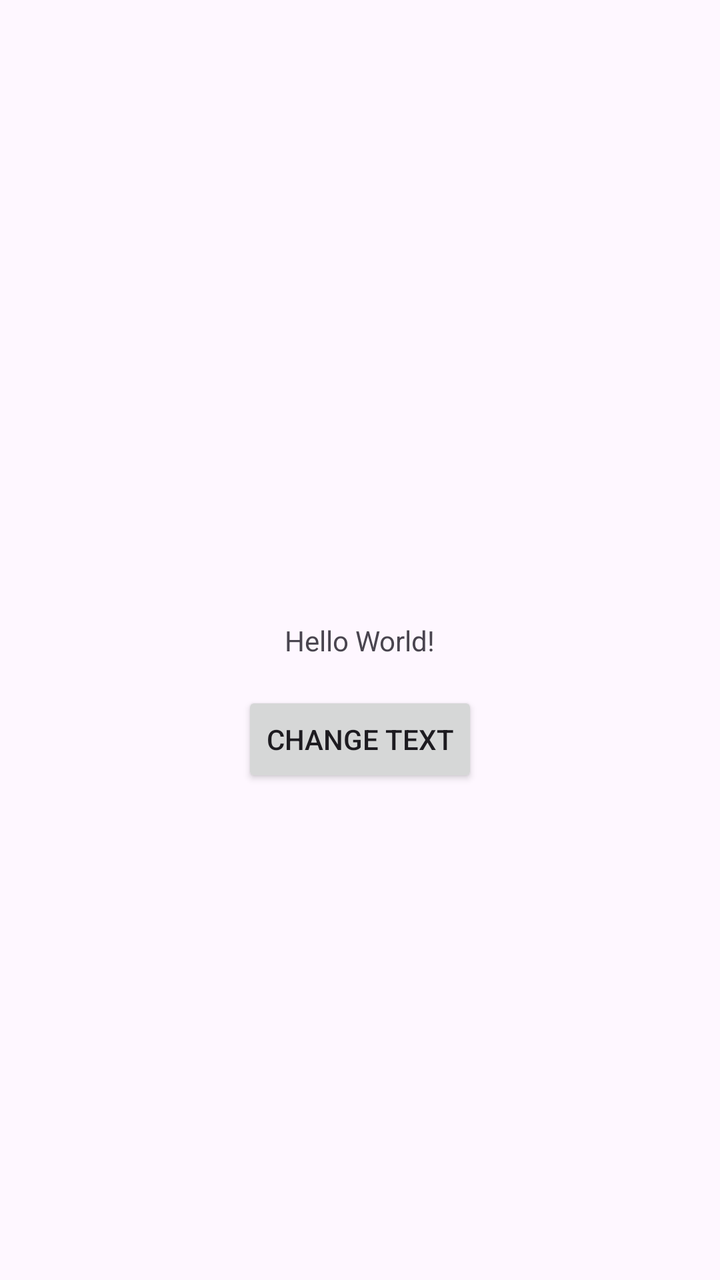
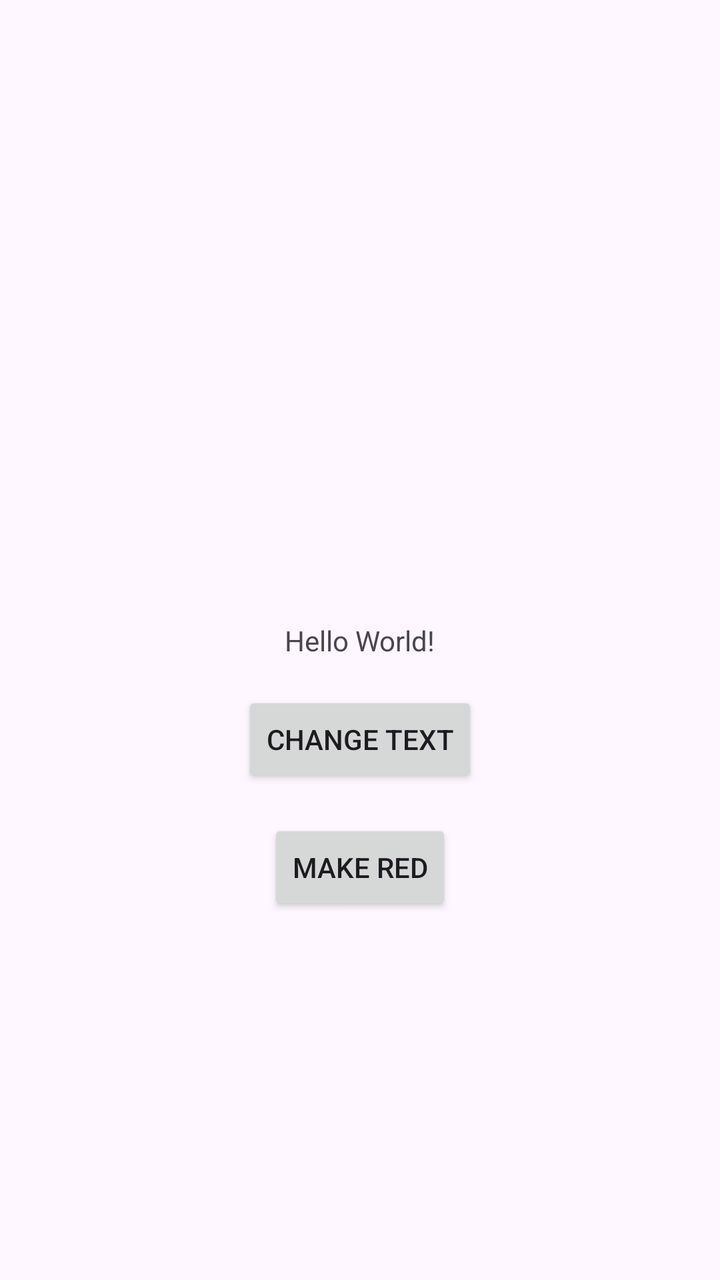

Before-and-after screenshots of an Android layout around one commit, followed by the original layout XML and the change that was made.
<!-- AndroidManifest.xml: application theme Theme.Assignmentwork -->
<!-- res/layout/activity_main.xml -->
<?xml version="1.0" encoding="utf-8"?>
<androidx.constraintlayout.widget.ConstraintLayout xmlns:android="http://schemas.android.com/apk/res/android"
    xmlns:app="http://schemas.android.com/apk/res-auto"
    xmlns:tools="http://schemas.android.com/tools"
    android:id="@+id/main"
    android:layout_width="match_parent"
    android:layout_height="match_parent"
    tools:context=".MainActivity">

    <TextView
        android:id="@+id/textView"
        android:layout_width="wrap_content"
        android:layout_height="wrap_content"
        android:text="Hello World!"
        app:layout_constraintBottom_toBottomOf="parent"
        app:layout_constraintEnd_toEndOf="parent"
        app:layout_constraintStart_toStartOf="parent"
        app:layout_constraintTop_toTopOf="parent" />

    <Button
        android:id="@+id/button"
        android:layout_width="wrap_content"
        android:layout_height="wrap_content"
        android:layout_marginTop="16dp"
        android:text="Change Text"
        app:layout_constraintEnd_toEndOf="parent"
        app:layout_constraintStart_toStartOf="parent"
        app:layout_constraintTop_toBottomOf="@+id/textView" />

</androidx.constraintlayout.widget.ConstraintLayout>
<!-- resources referenced by this layout -->
<resources>
  <style name="Theme.Assignmentwork" parent="Base.Theme.Assignmentwork" />
  <style name="Base.Theme.Assignmentwork" parent="Theme.Material3.DayNight.NoActionBar">
          
          
      </style>
</resources>

<!-- the commit's change to res/layout/activity_main.xml (unified diff, before → after) -->
@@ -27,4 +27,14 @@
         app:layout_constraintStart_toStartOf="parent"
         app:layout_constraintTop_toBottomOf="@+id/textView" />
 
+    <Button
+        android:id="@+id/buttonRed"
+        android:layout_width="wrap_content"
+        android:layout_height="wrap_content"
+        android:layout_marginTop="16dp"
+        android:text="Make Red"
+        app:layout_constraintEnd_toEndOf="parent"
+        app:layout_constraintStart_toStartOf="parent"
+        app:layout_constraintTop_toBottomOf="@+id/button" />
+
 </androidx.constraintlayout.widget.ConstraintLayout>
